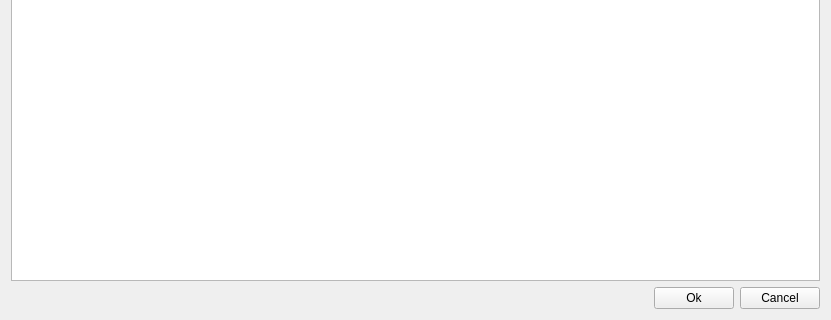
The window that SciDataTool/GUI/WFilter/WFilter.ui (Eomys/SciDataTool) describes before a commit, drawn with Qt 5; both pictures show x 0 to 831 and y 324 to 644 of the 831 by 644 pixel window.
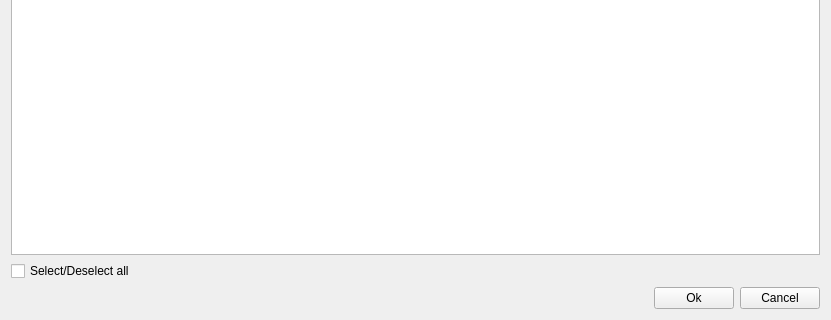
The same window after the commit. Custom widgets are drawn as their Qt base class.

Commit message: [NF] select/deselect all checkbox

What changed in the file:
```diff
--- a/SciDataTool/GUI/WFilter/WFilter.ui
+++ b/SciDataTool/GUI/WFilter/WFilter.ui
@@ -25,8 +25,21 @@
   <property name="windowTitle">
    <string>WFilter</string>
   </property>
-  <layout class="QGridLayout" name="gridLayout_4">
+  <layout class="QGridLayout" name="gridLayout">
+   <item row="0" column="0">
+    <widget class="QTableView" name="tab_indices"/>
+   </item>
    <item row="1" column="0">
+    <widget class="CheckBox" name="cb_all">
+     <property name="text">
+      <string>Select/Deselect all</string>
+     </property>
+     <property name="tristate">
+      <bool>true</bool>
+     </property>
+    </widget>
+   </item>
+   <item row="2" column="0">
     <layout class="QHBoxLayout" name="horizontalLayout">
      <item>
       <spacer name="horizontalSpacer">
@@ -57,21 +70,16 @@
      </item>
     </layout>
    </item>
-   <item row="0" column="0">
-    <widget class="QTableWidget" name="tab_indices">
-     <property name="sortingEnabled">
-      <bool>true</bool>
-     </property>
-     <property name="rowCount">
-      <number>0</number>
-     </property>
-     <property name="columnCount">
-      <number>0</number>
-     </property>
-    </widget>
-   </item>
   </layout>
  </widget>
+ <customwidgets>
+  <customwidget>
+   <class>CheckBox</class>
+   <extends>QCheckBox</extends>
+   <header>SciDataTool/GUI/Tools/CheckBox.h</header>
+   <container>1</container>
+  </customwidget>
+ </customwidgets>
  <resources/>
  <connections/>
 </ui>
```
The commit also changes 3 other files.
